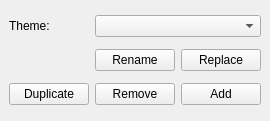
First picture: the form in selector_dockwidget_base.ui, repository mach0/themeselector, before the edit.
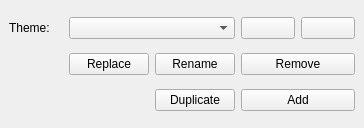
Second picture: the form after the edit.

Diff of the .ui file:
```diff
--- a/selector_dockwidget_base.ui
+++ b/selector_dockwidget_base.ui
@@ -6,47 +6,36 @@
    <rect>
     <x>0</x>
     <y>0</y>
-    <width>270</width>
-    <height>121</height>
+    <width>364</width>
+    <height>128</height>
    </rect>
   </property>
+  <property name="features">
+   <set>QDockWidget::DockWidgetFloatable|QDockWidget::DockWidgetMovable</set>
+  </property>
   <property name="windowTitle">
    <string>ThemeSelector</string>
   </property>
   <widget class="QWidget" name="dockWidgetContents">
    <layout class="QGridLayout" name="gridLayout">
-    <item row="3" column="2">
-     <widget class="QPushButton" name="pushButton_replace">
+    <item row="0" column="6">
+     <widget class="QPushButton" name="pushButton_down">
       <property name="text">
-       <string>Replace</string>
+       <string/>
       </property>
-     </widget>
-    </item>
-    <item row="2" column="0">
-     <widget class="QLabel" name="label">
-      <property name="text">
-       <string>Theme:</string>
+      <property name="shortcut">
+       <string>Ctrl+Down</string>
       </property>
      </widget>
     </item>
-    <item row="2" column="1" colspan="2">
-     <widget class="QComboBox" name="PresetComboBox"/>
-    </item>
-    <item row="4" column="2">
+    <item row="4" column="5" colspan="2">
      <widget class="QPushButton" name="pushButton_add">
       <property name="text">
        <string>Add</string>
       </property>
      </widget>
     </item>
-    <item row="3" column="1">
-     <widget class="QPushButton" name="pushButton_rename">
-      <property name="text">
-       <string>Rename</string>
-      </property>
-     </widget>
-    </item>
-    <item row="4" column="1">
+    <item row="3" column="5" colspan="2">
      <widget class="QPushButton" name="pushButton_remove">
       <property name="text">
        <string>Remove</string>
@@ -59,13 +48,47 @@
       </property>
      </widget>
     </item>
-    <item row="4" column="0">
+    <item row="0" column="0">
+     <widget class="QLabel" name="label">
+      <property name="text">
+       <string>Theme:</string>
+      </property>
+     </widget>
+    </item>
+    <item row="3" column="4">
+     <widget class="QPushButton" name="pushButton_rename">
+      <property name="text">
+       <string>Rename</string>
+      </property>
+     </widget>
+    </item>
+    <item row="0" column="5">
+     <widget class="QPushButton" name="pushButton_up">
+      <property name="text">
+       <string/>
+      </property>
+      <property name="shortcut">
+       <string>Ctrl+Up</string>
+      </property>
+     </widget>
+    </item>
+    <item row="3" column="3">
+     <widget class="QPushButton" name="pushButton_replace">
+      <property name="text">
+       <string>Replace</string>
+      </property>
+     </widget>
+    </item>
+    <item row="4" column="4">
      <widget class="QPushButton" name="pushButton_duplicate">
       <property name="text">
        <string>Duplicate</string>
       </property>
      </widget>
     </item>
+    <item row="0" column="3" colspan="2">
+     <widget class="QComboBox" name="PresetComboBox"/>
+    </item>
    </layout>
   </widget>
  </widget>
```
Left out of the diff: 3 changed lines with no effect on the pictures.
